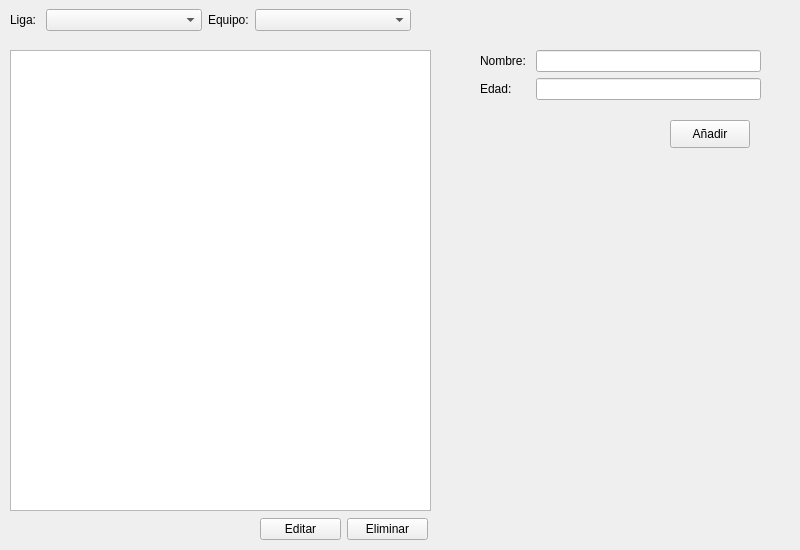
The window that gui/src/jugadores.ui (urielf/pyliga) describes before a commit, drawn with Qt 5.
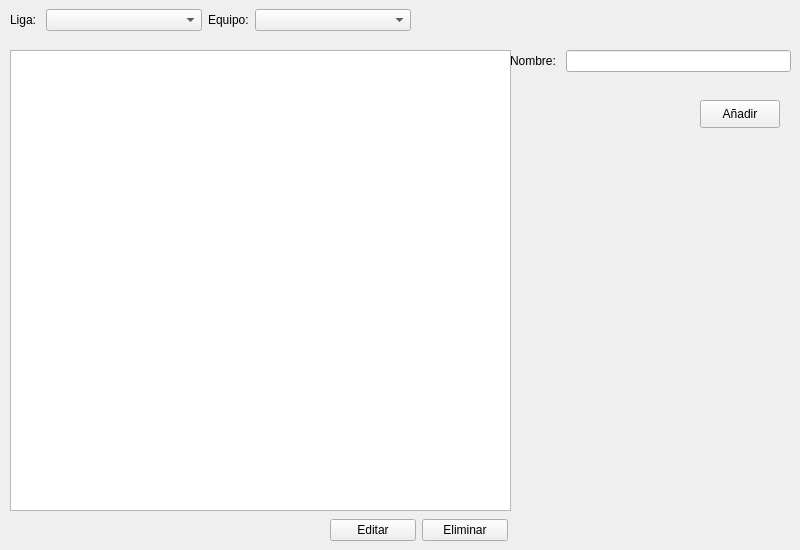
The same window after the commit.

What changed in the file:
```diff
--- a/gui/src/jugadores.ui
+++ b/gui/src/jugadores.ui
@@ -56,53 +56,46 @@
     </item>
    </layout>
   </widget>
-  <widget class="QTableWidget" name="tabla_jugadores" >
-   <property name="geometry" >
+  <widget class="QTableWidget" name="tabla_jugadores">
+   <property name="geometry">
     <rect>
      <x>10</x>
      <y>50</y>
-     <width>421</width>
+     <width>501</width>
      <height>461</height>
     </rect>
    </property>
   </widget>
-  <widget class="QWidget" name="formLayoutWidget" >
-   <property name="geometry" >
+  <widget class="QWidget" name="formLayoutWidget">
+   <property name="geometry">
     <rect>
-     <x>480</x>
+     <x>510</x>
      <y>50</y>
      <width>281</width>
-     <height>71</height>
+     <height>41</height>
     </rect>
    </property>
-   <layout class="QFormLayout" name="formLayout" >
-    <item row="0" column="0" >
-     <widget class="QLabel" name="label_3" >
-      <property name="text" >
+   <layout class="QFormLayout" name="formLayout">
+    <property name="fieldGrowthPolicy">
+     <enum>QFormLayout::AllNonFixedFieldsGrow</enum>
+    </property>
+    <item row="0" column="0">
+     <widget class="QLabel" name="label_3">
+      <property name="text">
        <string>Nombre: </string>
       </property>
      </widget>
     </item>
-    <item row="1" column="0" >
-     <widget class="QLabel" name="label_4" >
-      <property name="text" >
-       <string>Edad: </string>
-      </property>
-     </widget>
-    </item>
-    <item row="0" column="1" >
-     <widget class="QLineEdit" name="lineEdit" />
-    </item>
-    <item row="1" column="1" >
-     <widget class="QLineEdit" name="lineEdit_2" />
+    <item row="0" column="1">
+     <widget class="QLineEdit" name="lineEdit"/>
     </item>
    </layout>
   </widget>
-  <widget class="QPushButton" name="pushButton_3" >
-   <property name="geometry" >
+  <widget class="QPushButton" name="pushButton_3">
+   <property name="geometry">
     <rect>
-     <x>670</x>
-     <y>120</y>
+     <x>700</x>
+     <y>100</y>
      <width>80</width>
      <height>28</height>
     </rect>
@@ -111,19 +104,19 @@
     <string>Añadir</string>
    </property>
   </widget>
-  <widget class="QWidget" name="" >
-   <property name="geometry" >
+  <widget class="QWidget" name="layoutWidget">
+   <property name="geometry">
     <rect>
-     <x>260</x>
-     <y>509</y>
-     <width>168</width>
+     <x>330</x>
+     <y>510</y>
+     <width>178</width>
      <height>41</height>
     </rect>
    </property>
-   <layout class="QGridLayout" name="gridLayout_2" >
-    <item row="0" column="0" >
-     <widget class="QPushButton" name="pushButton" >
-      <property name="text" >
+   <layout class="QGridLayout" name="gridLayout_2">
+    <item row="0" column="0">
+     <widget class="QPushButton" name="pushButton">
+      <property name="text">
        <string>Editar</string>
       </property>
      </widget>
```
Left out of the diff: 51 changed lines with no effect on the pictures.
